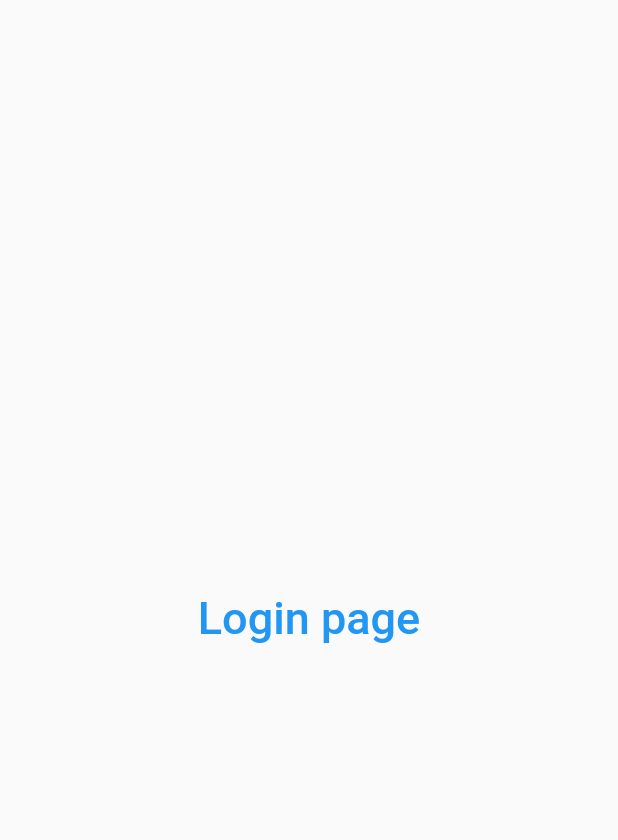
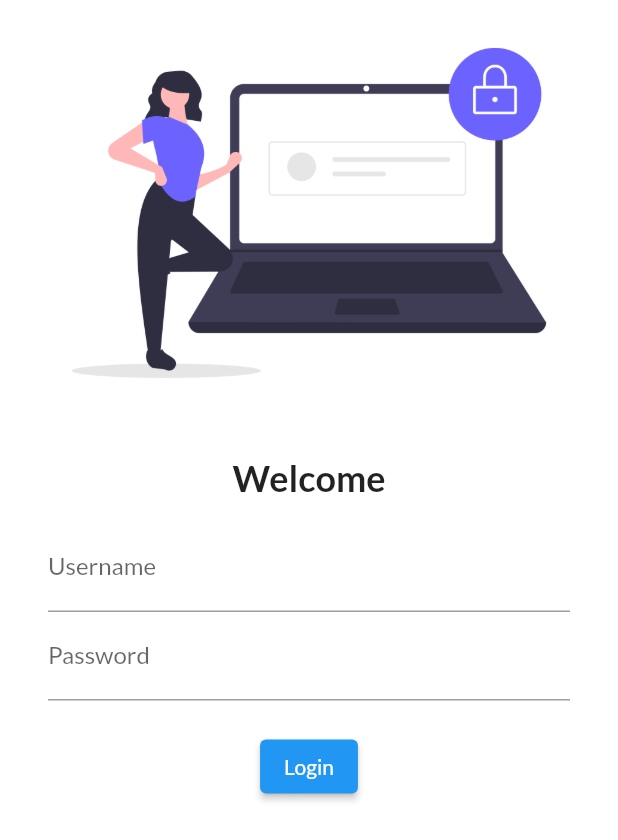
Before and after one commit to parv05005/flutter-catalog, a Flutter app: the screen it shows after launch, on a phone screen of 412 x 824 dp. Shown: the top 840 px of the screen. Run offline on Flutter 3.47's test engine with Material 2 defaults, Android fonts, the phone set to English and light mode, and no system bars; our stand-ins replace google_fonts.

Commit message:
day4 completed

```diff
--- a/lib/main.dart
+++ b/lib/main.dart
@@ -1,6 +1,7 @@
 import 'package:first_proj/pages/Home_Page.dart';
 import 'package:first_proj/pages/login_page.dart';
 import 'package:flutter/material.dart';
+import 'package:google_fonts/google_fonts.dart';
 
 void main() {
   runApp(MyApp());
@@ -10,6 +11,10 @@
   @override
   Widget build(BuildContext context) {
     var materialApp = MaterialApp(
+      themeMode: ThemeMode.light,
+      theme: ThemeData(
+        fontFamily: GoogleFonts.lato().fontFamily,
+      ),
       initialRoute: "/login",
       routes: {
         "/": (context) => LoginPage(),
--- a/lib/pages/login_page.dart
+++ b/lib/pages/login_page.dart
@@ -4,13 +4,47 @@
   @override
   Widget build(BuildContext context) {
     return Material(
-      child: Center(
-        child: Text(
-          "Login page",
-          style: TextStyle(
-              fontSize: 30, color: Colors.blue, fontWeight: FontWeight.w500),
-        ),
-      ),
-    );
+        color: Colors.white,
+        child: Column(
+          children: [
+            Image.asset(
+              "assets/images/login.png",
+              fit: BoxFit.cover,
+            ),
+            SizedBox(
+              height: 20,
+            ),
+            Text(
+              "Welcome",
+              style: TextStyle(fontSize: 24, fontWeight: FontWeight.bold),
+            ),
+            Padding(
+              padding: const EdgeInsets.symmetric(vertical: 16, horizontal: 32),
+              child: Column(
+                children: [
+                  TextFormField(
+                    decoration: InputDecoration(
+                        hintText: "Enter Username", labelText: "Username"),
+                  ),
+                  TextFormField(
+                    obscureText: true,
+                    decoration: InputDecoration(
+                        hintText: "Enter Password", labelText: "Password"),
+                  ),
+                  SizedBox(
+                    height: 20,
+                  ),
+                  ElevatedButton(
+                    onPressed: () {
+                      print("Hii Parv");
+                    },
+                    child: Text("Login"),
+                    style: TextButton.styleFrom(),
+                  )
+                ],
+              ),
+            ),
+          ],
+        ));
   }
 }
--- a/pubspec.yaml
+++ b/pubspec.yaml
@@ -28,6 +28,7 @@
   # The following adds the Cupertino Icons font to your application.
   # Use with the CupertinoIcons class for iOS style icons.
   cupertino_icons: ^1.0.2
+  google_fonts: ^2.1.0
 
 dev_dependencies:
   flutter_test:
@@ -45,8 +46,8 @@
   uses-material-design: true
 
   # To add assets to your application, add an assets section, like this:
-  # assets:
-  #   - images/a_dot_burr.jpeg
+  assets:
+    - assets/images/
   #   - images/a_dot_ham.jpeg
 
   # An image asset can refer to one or more resolution-specific "variants", see
```
Also changed, not shown: assets/images/login.png (added), pubspec.lock.
